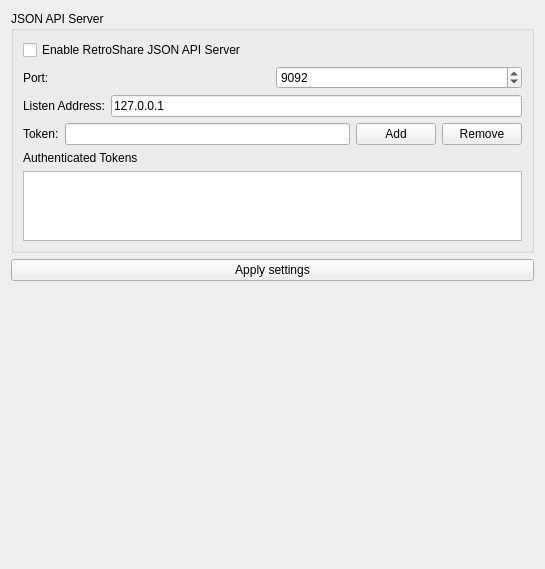
RetroShare/RetroShare, file retroshare-gui/src/gui/settings/JsonApiPage.ui: the form before one commit.
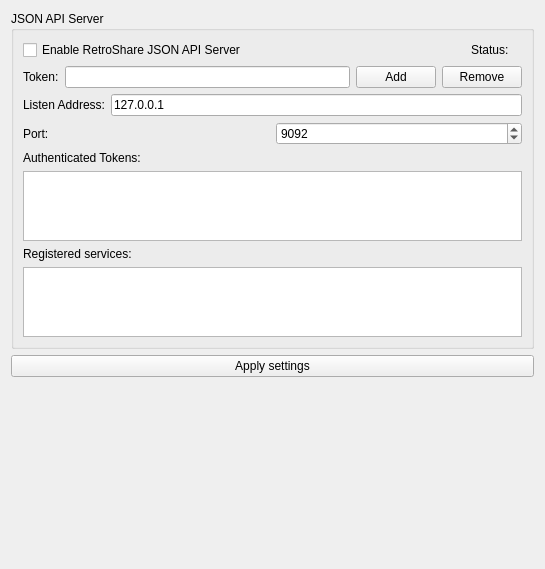
The form after the commit. Icons and pictures are not drawn.

Commit message: improved UI of webUI and JsonAPI and interaction between these two (unfinished)

```diff
--- a/retroshare-gui/src/gui/settings/JsonApiPage.ui
+++ b/retroshare-gui/src/gui/settings/JsonApiPage.ui
@@ -27,49 +27,41 @@
      </property>
      <layout class="QVBoxLayout" name="verticalLayout_3">
       <item>
-       <widget class="QCheckBox" name="enableCheckBox">
-        <property name="text">
-         <string>Enable RetroShare JSON API Server</string>
-        </property>
-       </widget>
-      </item>
-      <item>
-       <layout class="QHBoxLayout" name="horizontalLayout">
+       <layout class="QHBoxLayout" name="horizontalLayout_4">
         <item>
-         <widget class="QLabel" name="label">
+         <widget class="QCheckBox" name="enableCheckBox">
           <property name="text">
-           <string>Port:</string>
+           <string>Enable RetroShare JSON API Server</string>
           </property>
          </widget>
         </item>
         <item>
-         <widget class="QSpinBox" name="portSpinBox">
-          <property name="minimum">
-           <number>1024</number>
+         <spacer name="horizontalSpacer">
+          <property name="orientation">
+           <enum>Qt::Horizontal</enum>
           </property>
-          <property name="maximum">
-           <number>65535</number>
+          <property name="sizeHint" stdset="0">
+           <size>
+            <width>40</width>
+            <height>20</height>
+           </size>
           </property>
-          <property name="value">
-           <number>9092</number>
-          </property>
-         </widget>
+         </spacer>
         </item>
-       </layout>
-      </item>
-      <item>
-       <layout class="QHBoxLayout" name="horizontalLayout_2">
         <item>
-         <widget class="QLabel" name="label_3">
+         <widget class="QLabel" name="label_6">
           <property name="text">
-           <string>Listen Address:</string>
+           <string>Status:</string>
           </property>
          </widget>
         </item>
         <item>
-         <widget class="QLineEdit" name="listenAddressLineEdit">
+         <widget class="QLabel" name="statusLabelLED">
           <property name="text">
-           <string>127.0.0.1</string>
+           <string/>
+          </property>
+          <property name="pixmap">
+           <pixmap resource="../images.qrc">:/images/ledoff1.png</pixmap>
           </property>
          </widget>
         </item>
@@ -107,16 +99,68 @@
         </item>
        </layout>
       </item>
+      <item>
+       <layout class="QHBoxLayout" name="horizontalLayout_2">
+        <item>
+         <widget class="QLabel" name="label_3">
+          <property name="text">
+           <string>Listen Address:</string>
+          </property>
+         </widget>
+        </item>
+        <item>
+         <widget class="QLineEdit" name="listenAddressLineEdit">
+          <property name="text">
+           <string>127.0.0.1</string>
+          </property>
+         </widget>
+        </item>
+       </layout>
+      </item>
+      <item>
+       <layout class="QHBoxLayout" name="horizontalLayout">
+        <item>
+         <widget class="QLabel" name="label">
+          <property name="text">
+           <string>Port:</string>
+          </property>
+         </widget>
+        </item>
+        <item>
+         <widget class="QSpinBox" name="portSpinBox">
+          <property name="minimum">
+           <number>1024</number>
+          </property>
+          <property name="maximum">
+           <number>65535</number>
+          </property>
+          <property name="value">
+           <number>9092</number>
+          </property>
+         </widget>
+        </item>
+       </layout>
+      </item>
       <item>
        <widget class="QLabel" name="label_2">
         <property name="text">
-         <string>Authenticated Tokens</string>
+         <string>Authenticated Tokens:</string>
         </property>
        </widget>
       </item>
       <item>
        <widget class="QListView" name="tokensListView"/>
       </item>
+      <item>
+       <widget class="QLabel" name="label_5">
+        <property name="text">
+         <string>Registered services:</string>
+        </property>
+       </widget>
+      </item>
+      <item>
+       <widget class="QListView" name="providersListView"/>
+      </item>
      </layout>
     </widget>
    </item>
```
Left out of the diff: 8 changed lines with no effect on the pictures. The commit also changes 6 other files.
